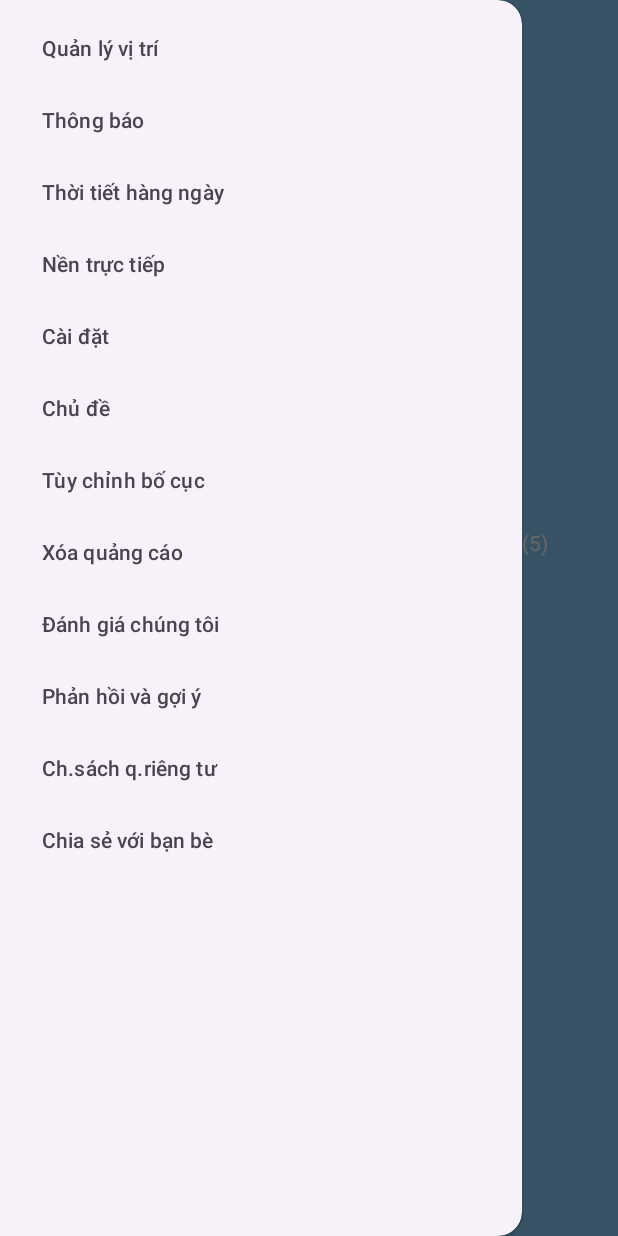
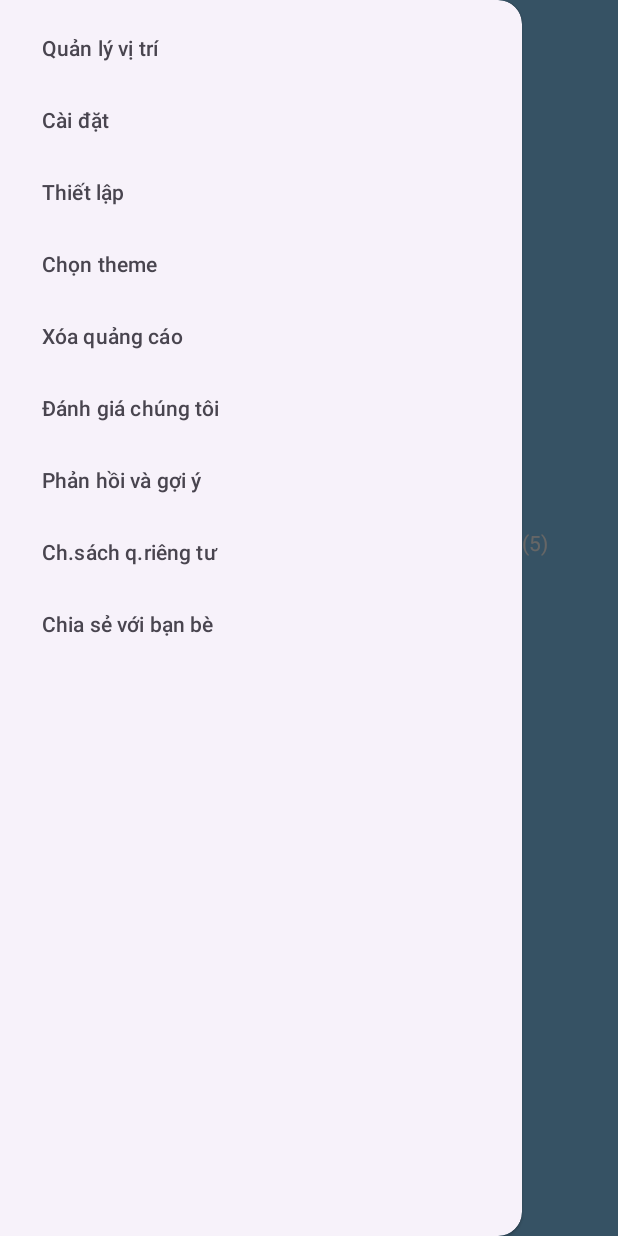
Before and after one commit to Number99999/WeatherApp_CMZ, an Android app built with Jetpack Compose: the screen it shows after launch (MainActivity), with the side drawer open, on a phone screen of 412 x 824 dp. Run offline under Robolectric (Android 15) with nearby library versions, the phone set to English and light mode, and no system bars.

Commit message:
adding choose theme setting

```diff
--- a/app/src/main/AndroidManifest.xml
+++ b/app/src/main/AndroidManifest.xml
@@ -18,6 +18,9 @@
         android:theme="@style/Theme.Weather"
         tools:targetApi="31">
         <activity
+            android:name=".SettingTheme"
+            android:exported="false" />
+        <activity
             android:name=".activity_setting_scene"
             android:exported="false" />
         <activity
--- a/app/src/main/res/layout/activity_main.xml
+++ b/app/src/main/res/layout/activity_main.xml
@@ -176,15 +176,15 @@
                         android:textColor="@android:color/white" />
                 </LinearLayout>
 
-                <Button
-                    android:id="@+id/button2"
-                    android:layout_width="wrap_content"
-                    android:layout_height="wrap_content"
-                    android:layout_gravity="center_horizontal"
-                    android:text="change activity"
-                    app:layout_constraintEnd_toEndOf="parent"
-                    app:layout_constraintStart_toStartOf="parent"
-                    app:layout_constraintTop_toTopOf="parent" />
+<!--                <Button-->
+<!--                    android:id="@+id/button2"-->
+<!--                    android:layout_width="wrap_content"-->
+<!--                    android:layout_height="wrap_content"-->
+<!--                    android:layout_gravity="center_horizontal"-->
+<!--                    android:text="change activity"-->
+<!--                    app:layout_constraintEnd_toEndOf="parent"-->
+<!--                    app:layout_constraintStart_toStartOf="parent"-->
+<!--                    app:layout_constraintTop_toTopOf="parent" />-->
             </LinearLayout>
         </androidx.constraintlayout.widget.ConstraintLayout>
     </ScrollView>
--- a/app/src/main/res/layout/dialog_setting.xml
+++ b/app/src/main/res/layout/dialog_setting.xml
@@ -12,8 +12,8 @@
     <LinearLayout
         android:layout_width="wrap_content"
         android:layout_height="wrap_content"
+        android:layout_gravity="center"
         android:background="@drawable/drawable_background_setting"
-        android:gravity="center"
         android:maxWidth="500dp"
         android:orientation="vertical">
 
--- a/app/src/main/res/menu/natigation_menu.xml
+++ b/app/src/main/res/menu/natigation_menu.xml
@@ -3,55 +3,63 @@
     <item
         android:id="@+id/nav_location"
         android:title="Quản lý vị trí" />
-<!--        android:icon="@drawable/ic_location" />-->
+    <!--        android:icon="@drawable/ic_location" />-->
 
     <group android:title="Thiết lập">
-        <item
-            android:id="@+id/nav_notification"
-            android:title="Thông báo"/>
-<!--            android:icon="@drawable/ic_notifications" />-->
-        <item
-            android:id="@+id/nav_daily_weather"
-            android:title="Thời tiết hàng ngày"/>
-<!--            android:icon="@drawable/ic_daily_weather" />-->
-        <item
-            android:id="@+id/nav_live_background"
-            android:title="Nền trực tiếp"/>
-<!--            android:icon="@drawable/ic_live_background" />-->
+        <!--        <item-->
+        <!--            android:id="@+id/nav_notification"-->
+        <!--            android:title="Thông báo"/>-->
+        <!--&lt;!&ndash;            android:icon="@drawable/ic_notifications" />&ndash;&gt;-->
+        <!--        <item-->
+        <!--            android:id="@+id/nav_daily_weather"-->
+        <!--            android:title="Thời tiết hàng ngày"/>-->
+        <!--&lt;!&ndash;            android:icon="@drawable/ic_daily_weather" />&ndash;&gt;-->
+        <!--        <item-->
+        <!--            android:id="@+id/nav_live_background"-->
+        <!--            android:title="Nền trực tiếp"/>-->
+        <!--&lt;!&ndash;            android:icon="@drawable/ic_live_background" />&ndash;&gt;-->
         <item
             android:id="@+id/nav_settings"
-            android:title="Cài đặt"/>
-<!--            android:icon="@drawable/ic_settings" />-->
+            android:title="Cài đặt" />
+
         <item
-            android:id="@+id/nav_theme"
-            android:title="Chủ đề"/>
-<!--            android:icon="@drawable/ic_theme" />-->
+            android:id="@+id/nav_establish"
+            android:title="Thiết lập" />
         <item
-            android:id="@+id/nav_layout_customize"
-            android:title="Tùy chỉnh bố cục"/>
-<!--            android:icon="@drawable/ic_customize_layout" />-->
+            android:id="@+id/nav_choose_theme"
+            android:title="Chọn theme" />
+        <!--            android:icon="@drawable/ic_settings" />-->
+        <!--        <item-->
+        <!--            android:id="@+id/nav_theme"-->
+        <!--            android:title="Chủ đề"/>-->
+        <!--&lt;!&ndash;            android:icon="@drawable/ic_theme" />&ndash;&gt;-->
+        <!--        <item-->
+        <!--            android:id="@+id/nav_layout_customize"-->
+        <!--            android:title="Tùy chỉnh bố cục"/>-->
+        <!--&lt;!&ndash;            android:icon="@drawable/ic_customize_layout" />&ndash;&gt;-->
+
+
     </group>
-
     <group android:title="Nhà phát triển">
         <item
             android:id="@+id/nav_remove_ads"
-            android:title="Xóa quảng cáo"/>
-<!--            android:icon="@drawable/ic_remove_ads" />-->
+            android:title="Xóa quảng cáo" />
+        <!--            android:icon="@drawable/ic_remove_ads" />-->
         <item
             android:id="@+id/nav_rate_us"
-            android:title="Đánh giá chúng tôi"/>
-<!--            android:icon="@drawable/ic_rate" />-->
+            android:title="Đánh giá chúng tôi" />
+        <!--            android:icon="@drawable/ic_rate" />-->
         <item
             android:id="@+id/nav_feedback"
-            android:title="Phản hồi và gợi ý"/>
-<!--            android:icon="@drawable/ic_feedback" />-->
+            android:title="Phản hồi và gợi ý" />
+        <!--            android:icon="@drawable/ic_feedback" />-->
         <item
             android:id="@+id/nav_privacy_policy"
-            android:title="Ch.sách q.riêng tư"/>
-<!--            android:icon="@drawable/ic_privacy" />-->
+            android:title="Ch.sách q.riêng tư" />
+        <!--            android:icon="@drawable/ic_privacy" />-->
         <item
             android:id="@+id/nav_share"
-            android:title="Chia sẻ với bạn bè"/>
-<!--            android:icon="@drawable/ic_share" />-->
+            android:title="Chia sẻ với bạn bè" />
+        <!--            android:icon="@drawable/ic_share" />-->
     </group>
 </menu>
```
Also changed, not shown: app/src/main/java/com/cmzsoft/weather/MainActivity.kt (+23 -12 lines), app/src/main/java/com/cmzsoft/weather/SettingTheme.kt (added, +103 -0 lines), app/src/main/java/com/cmzsoft/weather/activity_setting_scene.kt (+13 -2 lines), app/src/main/res/layout/activity_setting_theme.xml (added, +47 -0 lines), app/src/main/res/layout/item_setting_theme.xml (added, +42 -0 lines).
